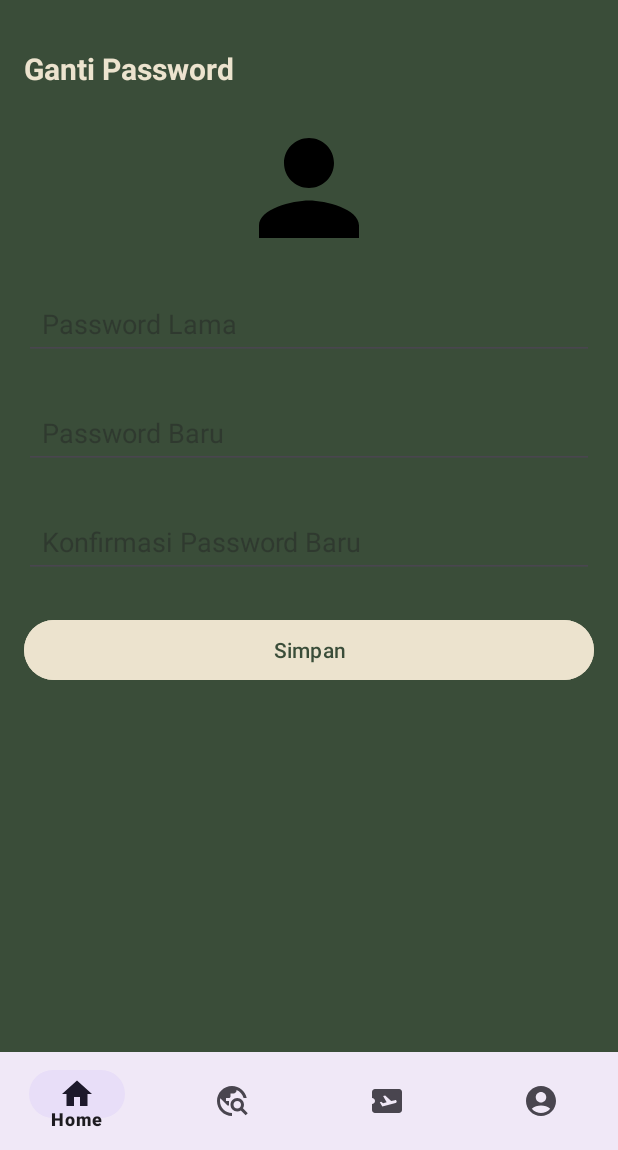
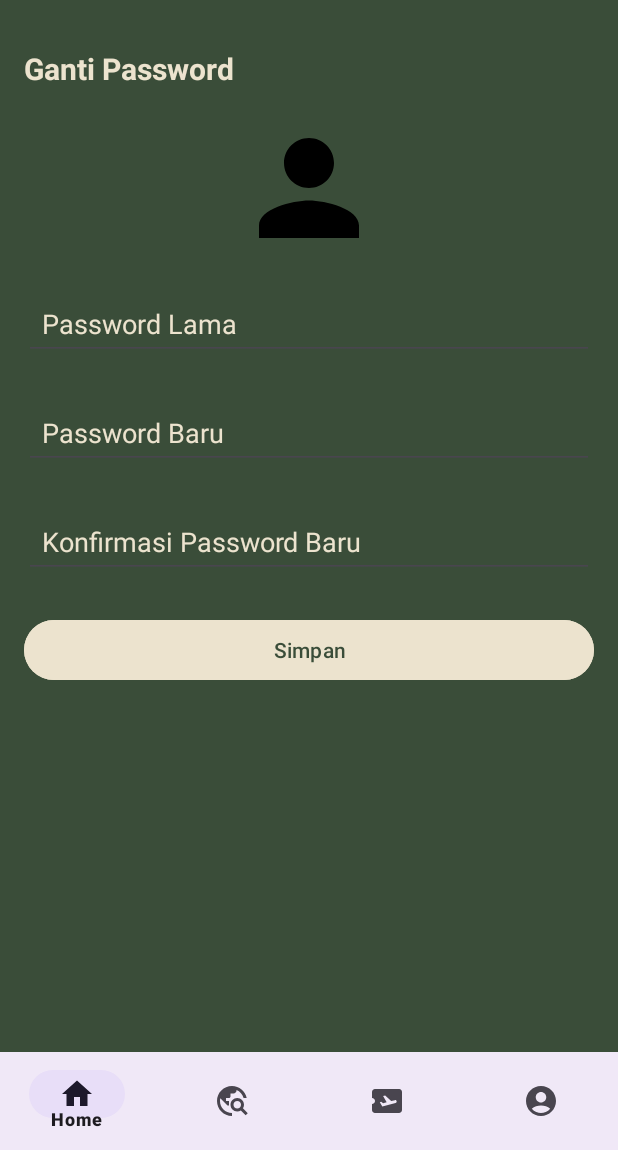
Before and after one commit to AinxViin/CapstoneProjectNIMBUS, an Android app: the ChangePasswordFragment screen opened through its navigation route, on a phone screen of 412 x 824 dp, the part 86-1236 px from its top. Run offline under Robolectric (Android 15) with nearby library versions, the phone set to English and light mode, and no system bars; our stand-ins replace navigation-ui; pictures from the network do not load; 1 statement that could not run was skipped.

Commit message:
Initial commit

```diff
--- a/app/src/main/res/layout/fragment_change_email.xml
+++ b/app/src/main/res/layout/fragment_change_email.xml
@@ -32,6 +32,7 @@
         android:layout_width="match_parent"
         android:layout_height="wrap_content"
         android:hint="Email Lama"
+        android:textColorHint="@color/cream"
         android:enabled="false"
         android:layout_marginBottom="8dp"
         android:layout_marginTop="16dp"
@@ -44,6 +45,7 @@
         android:layout_width="match_parent"
         android:layout_height="wrap_content"
         android:hint="Email Baru"
+        android:textColorHint="@color/cream"
         android:layout_marginBottom="8dp"
         android:layout_marginTop="16dp"
         android:layout_marginRight="16dp"
--- a/app/src/main/res/layout/fragment_change_name.xml
+++ b/app/src/main/res/layout/fragment_change_name.xml
@@ -32,6 +32,7 @@
         android:layout_width="match_parent"
         android:layout_height="wrap_content"
         android:hint="Nama Lama"
+        android:textColorHint="@color/cream"
         android:enabled="false"
         android:layout_marginBottom="8dp"
         android:layout_marginTop="16dp"
@@ -44,6 +45,7 @@
         android:layout_width="match_parent"
         android:layout_height="wrap_content"
         android:hint="Nama Baru"
+        android:textColorHint="@color/cream"
         android:layout_marginBottom="8dp"
         android:layout_marginTop="16dp"
         android:layout_marginRight="16dp"
--- a/app/src/main/res/layout/fragment_change_password.xml
+++ b/app/src/main/res/layout/fragment_change_password.xml
@@ -31,6 +31,7 @@
         android:layout_width="match_parent"
         android:layout_height="wrap_content"
         android:hint="Password Lama"
+        android:textColorHint="@color/cream"
         android:layout_marginTop="16dp"
         android:layout_marginBottom="8dp"
         android:layout_marginRight="16dp"
@@ -42,6 +43,7 @@
         android:layout_width="match_parent"
         android:layout_height="wrap_content"
         android:hint="Password Baru"
+        android:textColorHint="@color/cream"
         android:layout_marginTop="16dp"
         android:layout_marginBottom="8dp"
         android:layout_marginRight="16dp"
@@ -53,6 +55,7 @@
         android:layout_width="match_parent"
         android:layout_height="wrap_content"
         android:hint="Konfirmasi Password Baru"
+        android:textColorHint="@color/cream"
         android:layout_marginTop="16dp"
         android:layout_marginRight="16dp"
         android:layout_marginLeft="16dp"
```
